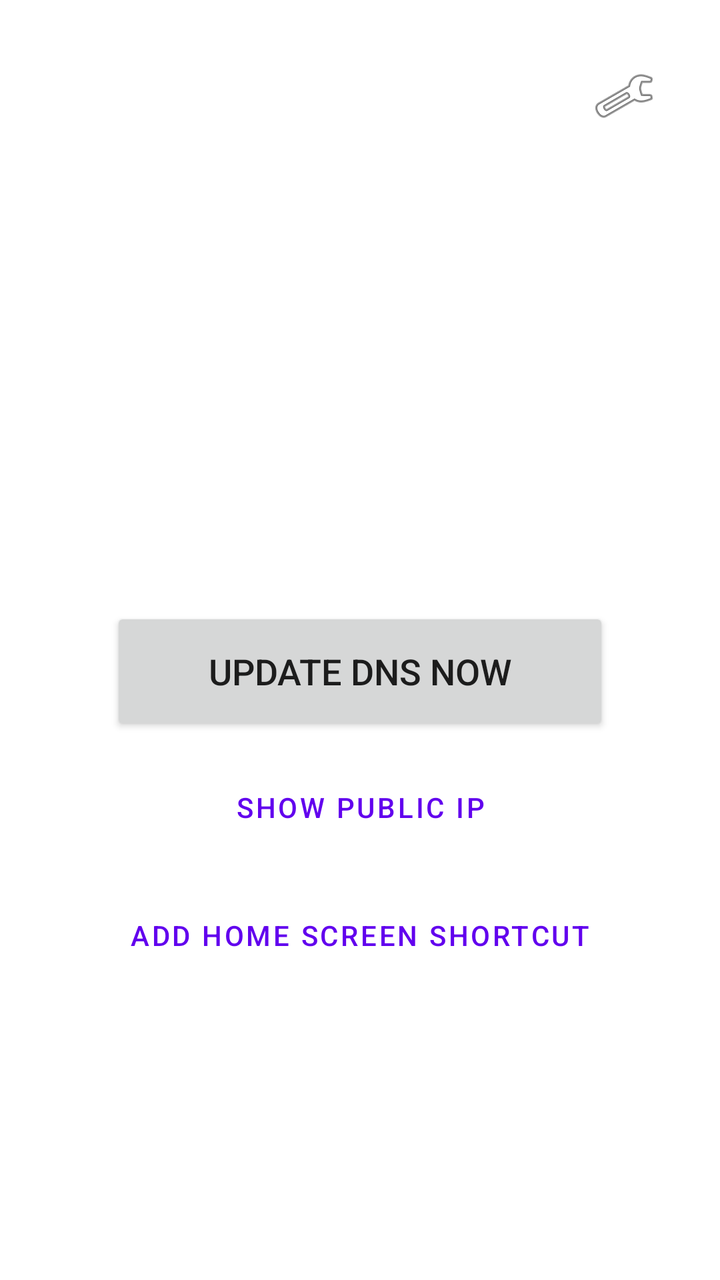
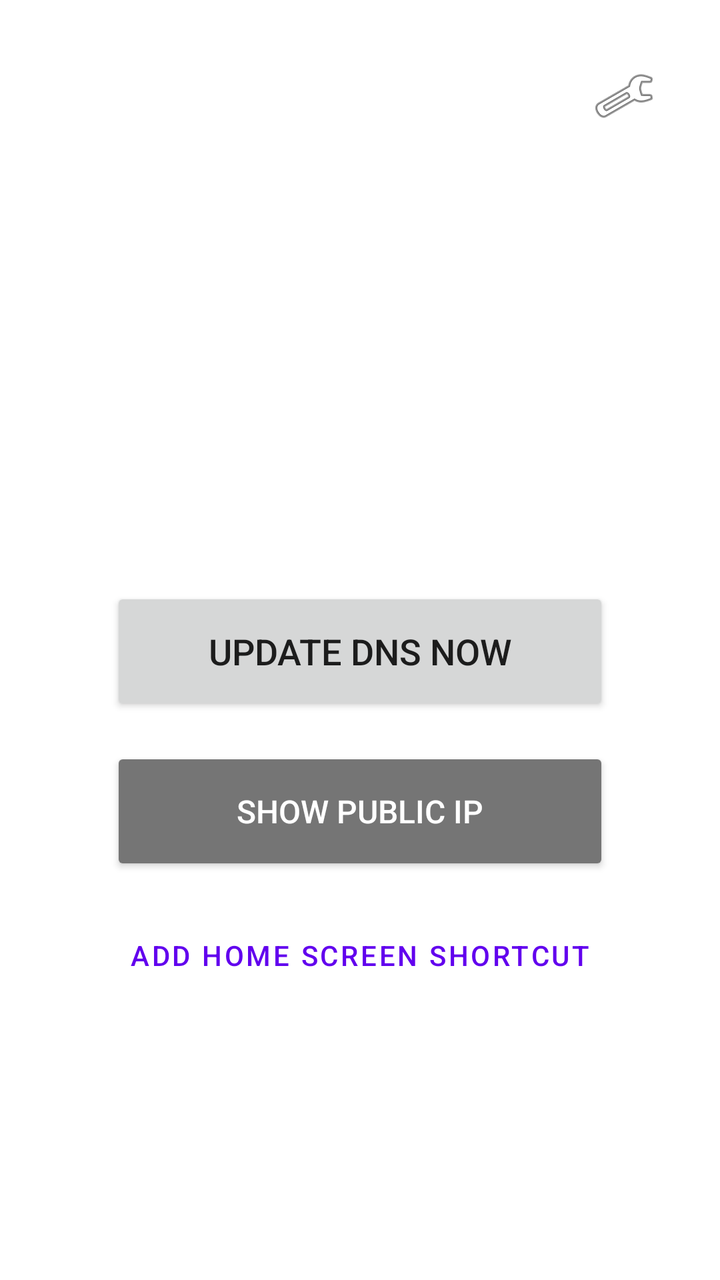

An Android layout rendered at two revisions. The XML below is the earlier revision; the diff shows what the commit changed to produce the second picture.
<!-- AndroidManifest.xml: application theme Theme.CloudflareDNSUpdater -->
<!-- res/layout/activity_main.xml -->
<?xml version="1.0" encoding="utf-8"?>
<androidx.constraintlayout.widget.ConstraintLayout xmlns:android="http://schemas.android.com/apk/res/android"
    xmlns:app="http://schemas.android.com/apk/res-auto"
    android:layout_width="match_parent"
    android:layout_height="match_parent"
    android:padding="24dp">

    <ImageButton
        android:id="@+id/settingsButton"
        android:layout_width="48dp"
        android:layout_height="48dp"
        android:background="?attr/selectableItemBackgroundBorderless"
        android:contentDescription="Settings"
        android:src="@android:drawable/ic_menu_manage"
        app:layout_constraintTop_toTopOf="parent"
        app:layout_constraintEnd_toEndOf="parent" />

    <TextView
        android:id="@+id/hostnameText"
        android:layout_width="wrap_content"
        android:layout_height="wrap_content"
        android:textSize="22sp"
        android:textStyle="bold"
        android:gravity="center"
        app:layout_constraintTop_toTopOf="parent"
        app:layout_constraintStart_toStartOf="parent"
        app:layout_constraintEnd_toEndOf="parent"
        app:layout_constraintBottom_toTopOf="@id/statusText"
        app:layout_constraintVertical_chainStyle="packed"
        android:layout_marginTop="80dp" />

    <TextView
        android:id="@+id/statusText"
        android:layout_width="wrap_content"
        android:layout_height="wrap_content"
        android:layout_marginTop="16dp"
        android:textSize="16sp"
        android:gravity="center"
        android:textColor="#666666"
        app:layout_constraintTop_toBottomOf="@id/hostnameText"
        app:layout_constraintStart_toStartOf="parent"
        app:layout_constraintEnd_toEndOf="parent"
        app:layout_constraintBottom_toTopOf="@id/updateButton" />

    <Button
        android:id="@+id/updateButton"
        android:layout_width="0dp"
        android:layout_height="64dp"
        android:layout_marginTop="32dp"
        android:text="Update DNS Now"
        android:textSize="18sp"
        app:layout_constraintTop_toBottomOf="@id/statusText"
        app:layout_constraintStart_toStartOf="parent"
        app:layout_constraintEnd_toEndOf="parent"
        app:layout_constraintBottom_toTopOf="@id/showIpButton"
        app:layout_constraintWidth_percent="0.8" />

    <Button
        android:id="@+id/showIpButton"
        android:layout_width="0dp"
        android:layout_height="wrap_content"
        android:layout_marginTop="12dp"
        android:text="Show Public IP"
        android:textSize="14sp"
        style="?attr/borderlessButtonStyle"
        app:layout_constraintTop_toBottomOf="@id/updateButton"
        app:layout_constraintStart_toStartOf="parent"
        app:layout_constraintEnd_toEndOf="parent"
        app:layout_constraintBottom_toTopOf="@id/pinShortcutButton"
        app:layout_constraintWidth_percent="0.8" />

    <Button
        android:id="@+id/pinShortcutButton"
        android:layout_width="0dp"
        android:layout_height="wrap_content"
        android:layout_marginTop="16dp"
        android:layout_marginBottom="24dp"
        android:text="Add Home Screen Shortcut"
        android:textSize="14sp"
        style="?attr/borderlessButtonStyle"
        app:layout_constraintTop_toBottomOf="@id/showIpButton"
        app:layout_constraintStart_toStartOf="parent"
        app:layout_constraintEnd_toEndOf="parent"
        app:layout_constraintBottom_toBottomOf="parent"
        app:layout_constraintWidth_percent="0.8" />

</androidx.constraintlayout.widget.ConstraintLayout>
<!-- resources referenced by this layout -->
<resources>
  <style name="Theme.CloudflareDNSUpdater" parent="Theme.MaterialComponents.DayNight.NoActionBar" />
</resources>

<!-- the commit's change to res/layout/activity_main.xml (unified diff, before → after) -->
@@ -58,11 +58,12 @@
     <Button
         android:id="@+id/showIpButton"
         android:layout_width="0dp"
-        android:layout_height="wrap_content"
-        android:layout_marginTop="12dp"
+        android:layout_height="64dp"
+        android:layout_marginTop="16dp"
         android:text="Show Public IP"
-        android:textSize="14sp"
-        style="?attr/borderlessButtonStyle"
+        android:textSize="16sp"
+        android:textColor="#FFFFFF"
+        android:backgroundTint="#757575"
         app:layout_constraintTop_toBottomOf="@id/updateButton"
         app:layout_constraintStart_toStartOf="parent"
         app:layout_constraintEnd_toEndOf="parent"
